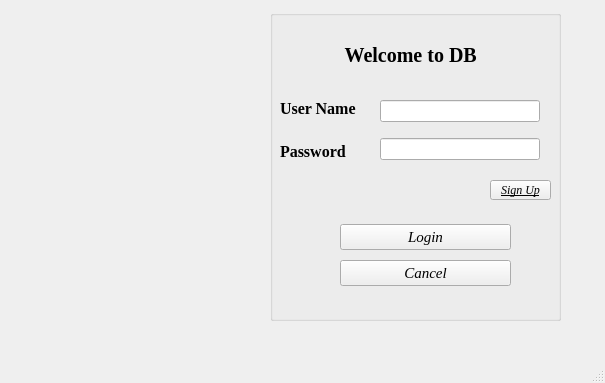
This is mainwindow.ui in Backart/DBapp as Qt 5 draws it before an edit. The edited form follows.
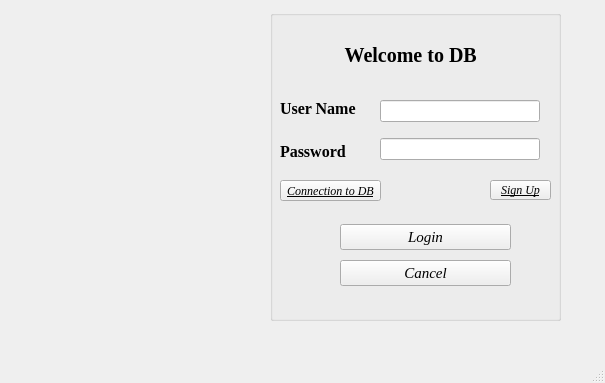
This is the edited form.

Commit message: Setting design in cofig dialog window

Patch:
```diff
--- a/mainwindow.ui
+++ b/mainwindow.ui
@@ -190,6 +190,33 @@
       <bool>false</bool>
      </property>
     </widget>
+    <widget class="QPushButton" name="pushButton_DBconnect">
+     <property name="geometry">
+      <rect>
+       <x>10</x>
+       <y>170</y>
+       <width>101</width>
+       <height>21</height>
+      </rect>
+     </property>
+     <property name="font">
+      <font>
+       <family>Times New Roman</family>
+       <italic>true</italic>
+       <bold>false</bold>
+       <underline>true</underline>
+      </font>
+     </property>
+     <property name="text">
+      <string>Connection to DB</string>
+     </property>
+     <property name="checkable">
+      <bool>false</bool>
+     </property>
+     <property name="autoRepeat">
+      <bool>false</bool>
+     </property>
+    </widget>
    </widget>
    <widget class="QLabel" name="label_picLogin">
     <property name="geometry">
```
Left out of the diff: 8 changed lines with no effect on the pictures. The commit also changes 5 other files.
